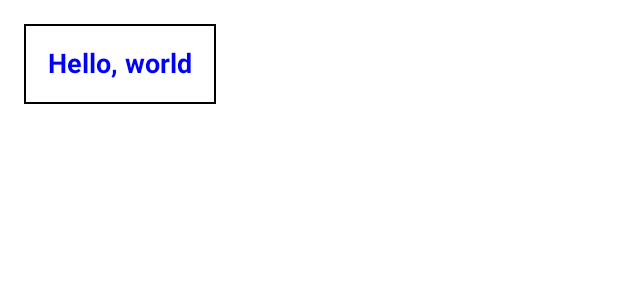
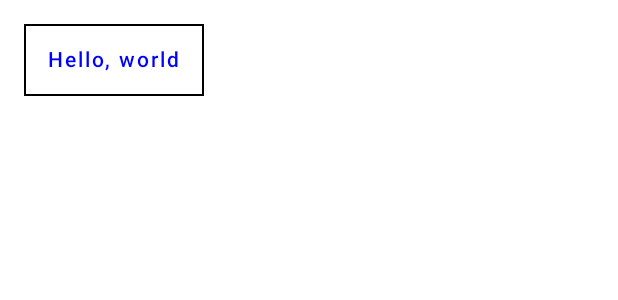
Before and after one commit to gpetuhov/JetpackComposeTutorial, an Android app built with Jetpack Compose: the @Preview function DefaultPreview, on a phone screen of 412 x 824 dp. Shown: the top 300 px of the screen. Run offline under Robolectric (Android 15) with nearby library versions, the phone set to English and light mode, and no system bars.

Commit message:
Change text style

```diff
--- a/01-Basics/app/src/main/java/com/gpetuhov/android/compose/basics/MainActivity.kt
+++ b/01-Basics/app/src/main/java/com/gpetuhov/android/compose/basics/MainActivity.kt
@@ -76,11 +76,18 @@ fun MainActivityUI2() {
             .clickable(onClick = { onTextClick() }) // make widget clickable
             .border(1.dp, Color.Black)
             .padding(16.dp), // this works like padding
-        style = TextStyle(
-            color = Color.Blue,
-            fontWeight = FontWeight.Bold,
-            fontSize = TextUnit(18f, TextUnitType.Sp)
-        )
+
+        // we can set our own style
+//        style = TextStyle(
+//            color = Color.Blue,
+//            fontWeight = FontWeight.Bold,
+//            fontSize = TextUnit(18f, TextUnitType.Sp)
+//        )
+
+        // but it is easier to use Material styles
+        // and customize only the required properties
+        style = MaterialTheme.typography.button,
+        color = Color.Blue
     )
 }
 
```
